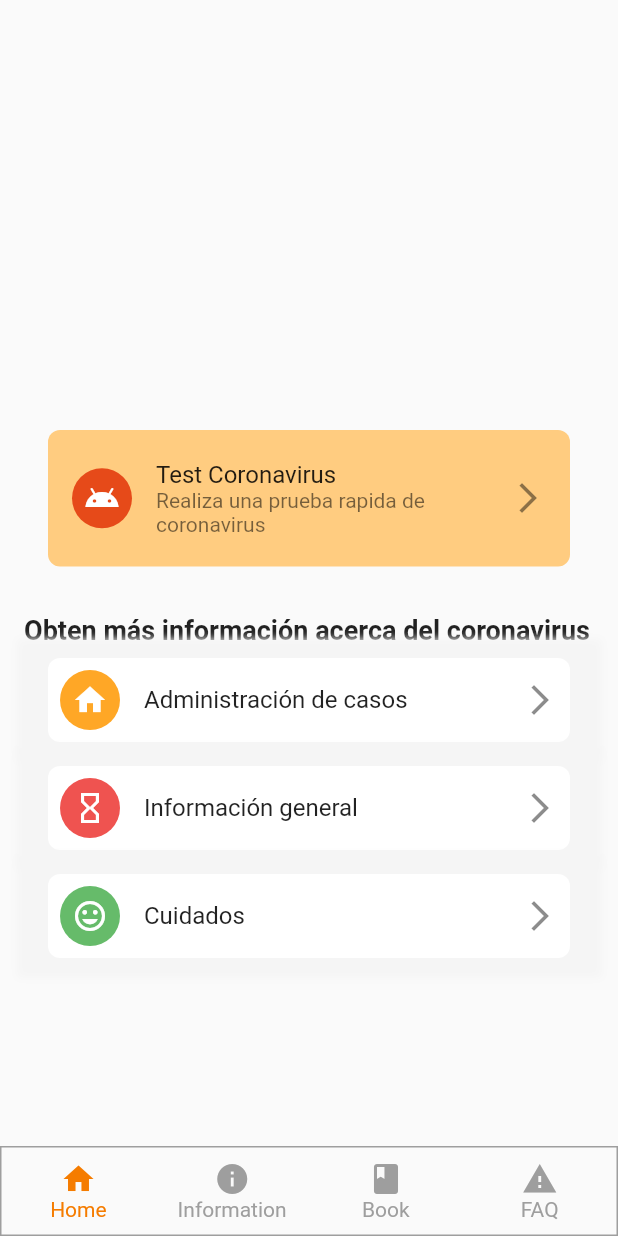
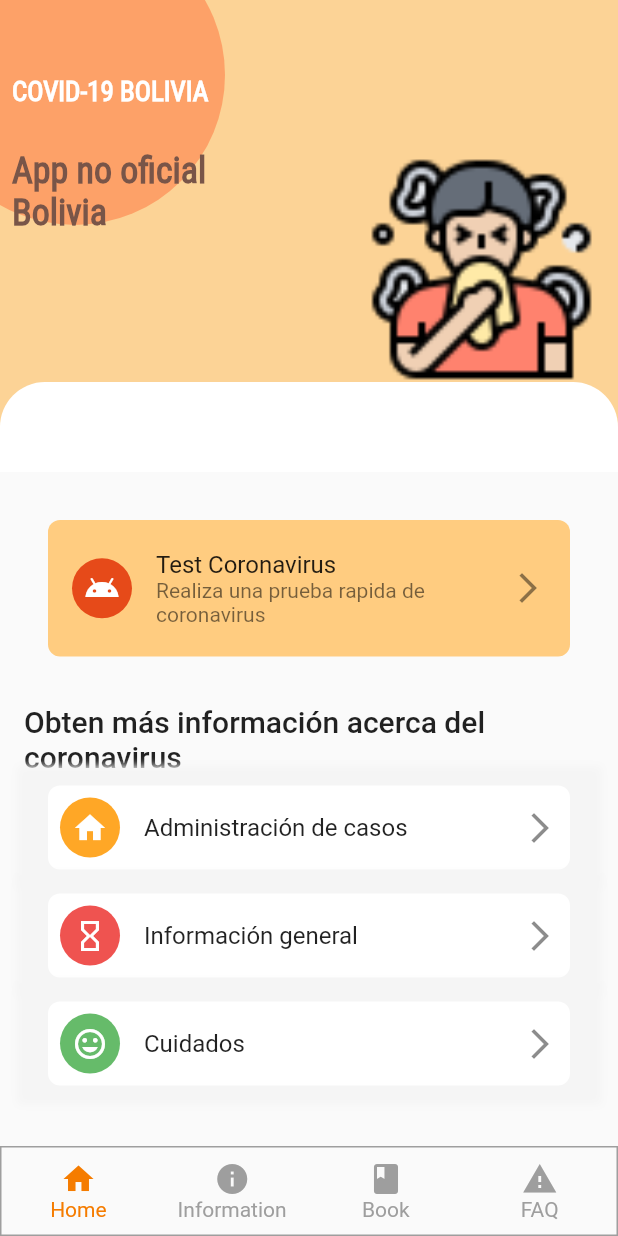
Before and after one commit to Alvardud/Curso-Flutter-online-2020, a Flutter app: the screen it shows after launch, on a phone screen of 412 x 824 dp. Run offline on Flutter 3.47's test engine with Material 2 defaults, Android fonts, the phone set to English and light mode, and no system bars.

Commit message:
quinta clase

```diff
--- a/lib/ui/pages/home.dart
+++ b/lib/ui/pages/home.dart
@@ -3,11 +3,27 @@ import 'package:flutter/material.dart';
 //Vamos a separar toda la pantalla home en una clase distinta
 
 class Home extends StatelessWidget {
+
+  Widget _containerHeaderBottom(){
+    return Container(
+      color: Colors.orange.withOpacity(0.4),
+      height: 60.0,
+      child: Container(
+        height: 30.0,
+        decoration: BoxDecoration(
+          color:Colors.white,
+          borderRadius: BorderRadius.vertical(top:Radius.circular(30.0))
+        ),
+      ),
+    );
+  }
+
   @override
   Widget build(BuildContext context) {
     return Column(
       children: <Widget>[
         _Header(),
+        _containerHeaderBottom(),
         _GeneralInformation(),
         _ListInformation(),
       ],
@@ -18,7 +34,22 @@ class Home extends StatelessWidget {
 //cuando creamos una clase, objeto, variable o funcion con la barra baja "_" antecediendo
 //es por que estamos creando un clase de tipo privada
 class _Header extends StatelessWidget {
-  const _Header({Key key}) : super(key: key);
+  Widget _circle(BuildContext context) {
+    return Container(
+      height: 200.0,
+      width: 200.0,
+      decoration: BoxDecoration(
+          color: Theme.of(context).primaryColor.withOpacity(0.4),
+          borderRadius: BorderRadius.circular(200.0)),
+    );
+  }
+
+  Widget _image() {
+    return Container(
+        height: 150.0,
+        width: 150.0,
+        child: Image.asset('assets/images/header1.png', fit: BoxFit.contain));
+  }
 
   @override
   Widget build(BuildContext context) {
@@ -26,7 +57,43 @@ class _Header extends StatelessWidget {
     return Container(
       //obtnemos el tamaño de nuestro dispositivo
       //gracias a MediaQuery
+      decoration: BoxDecoration(color: Colors.orange.withOpacity(0.4)),
+      width: MediaQuery.of(context).size.width,
       height: MediaQuery.of(context).size.height / 3 - 20,
+      child: Stack(
+        children: <Widget>[
+          Positioned(
+            left: -50.0,
+            top: -50,
+            child: _circle(context),
+          ),
+          Positioned(bottom: 0.0, right: 16.0, child: _image()),
+          Positioned(
+            top: 50.0,
+            left: 8.0,
+            child: Text(
+              'COVID-19 BOLIVIA',
+              style: TextStyle(
+                  color: Colors.white,
+                  fontFamily: 'CustomRoboto',
+                  fontWeight: FontWeight.bold,
+                  fontSize: 18.0),
+            ),
+          ),
+          Positioned(
+            top: 100.0,
+            left: 8.0,
+            child: Text(
+              'App no oficial\nBolivia',
+              style: TextStyle(
+                  fontFamily: 'CustomRoboto',
+                  fontSize: 24,
+                  color: Colors.brown,
+                  fontWeight: FontWeight.bold),
+            ),
+          ),
+        ],
+      ),
     );
   }
 }
@@ -60,10 +127,10 @@ class _GeneralInformation extends StatelessWidget {
 }
 
 class _ListInformation extends StatelessWidget {
-  Widget _title() {
+  Widget _title(BuildContext context) {
     return Text(
       'Obten más información acerca del coronavirus',
-      style: TextStyle(fontSize: 18.0, fontWeight: FontWeight.bold),
+      style: Theme.of(context).textTheme.title,
     );
   }
 
@@ -98,7 +165,7 @@ class _ListInformation extends StatelessWidget {
       child: Column(
         crossAxisAlignment: CrossAxisAlignment.start,
         children: <Widget>[
-          _title(),
+          _title(context),
           ListView(
             shrinkWrap: true,
             children: <Widget>[
```
Also changed, not shown: pubspec.yaml (+7 -30 lines), assets/fonts/Custom-roboto.ttf (added), assets/images/header1.png (added), assets/images/header2.png (added).
